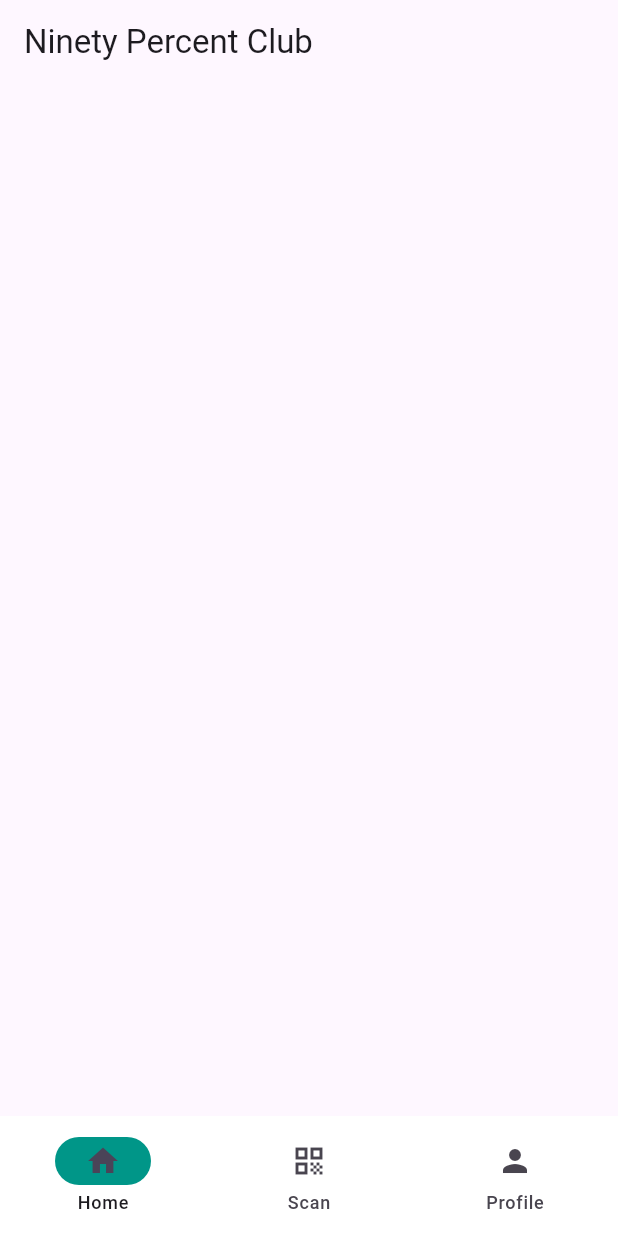
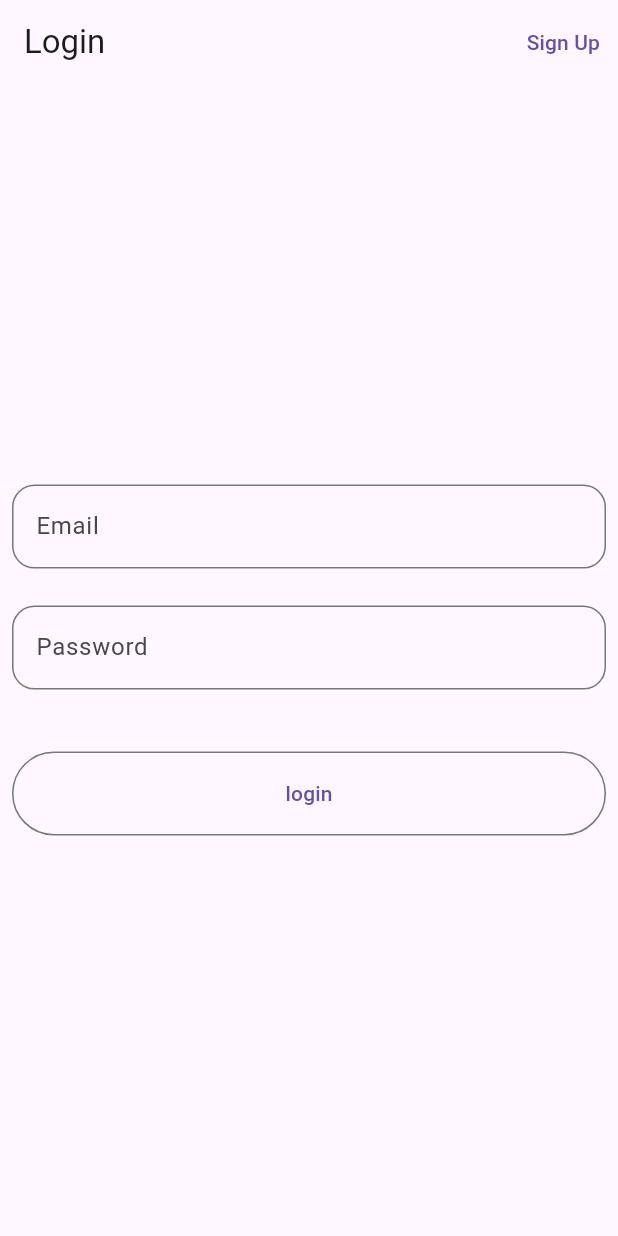
Before and after one commit to Mobilon-Mobile-Technologies/Snap-N-Score, a Flutter app: the screen it shows after launch, on a phone screen of 412 x 824 dp. Run offline on Flutter 3.47's test engine with Material 3 defaults, Android fonts, the phone set to English and light mode, and no system bars; our stand-ins replace supabase_flutter; missing offline and left inert: qr_code_scanner; accounts and stored records are empty.

Commit message:
login functionality and profile page

```diff
--- /dev/null
+++ b/lib/authentication/login.dart
@@ -0,0 +1,104 @@
+import 'package:flutter/material.dart';
+import 'package:qr_scanner/authentication/signup.dart';
+import 'package:qr_scanner/bottomNav.dart';
+import 'package:supabase_flutter/supabase_flutter.dart';
+
+class LoginPage extends StatefulWidget {
+  const LoginPage({super.key});
+
+  @override
+  State<LoginPage> createState() => _LoginPageState();
+}
+
+class _LoginPageState extends State<LoginPage> {
+  final supabase = Supabase.instance.client;
+  final _formkey = GlobalKey<FormState>();
+  final _EmailController = TextEditingController();
+  final _PasswordController = TextEditingController();
+  @override
+  Widget build(BuildContext context) {
+    final height = MediaQuery.of(context).size.height;
+    return Scaffold(
+      appBar: AppBar(
+        title: Text("Login"),
+        actions: [
+          TextButton(
+              onPressed: () {
+                Navigator.push(context,
+                    MaterialPageRoute(builder: (context) => SignupPage()));
+              },
+              child: Text("Sign Up"))
+        ],
+      ),
+      body: Padding(
+        padding: const EdgeInsets.all(8.0),
+        child: Column(
+          mainAxisAlignment: MainAxisAlignment.center,
+          children: [
+            Form(
+              key: _formkey,
+              child: Column(
+                children: [
+                  TextFormField(
+                    controller: _EmailController,
+                    decoration: InputDecoration(
+                        border: OutlineInputBorder(
+                            borderRadius: BorderRadius.circular(15)),
+                        hintText: "Email"),
+                    validator: (value) {
+                      if (value!.isEmpty) {
+                        return "Enter Email";
+                      }
+                      return null;
+                    },
+                  ),
+                  SizedBox(
+                    height: height * 0.03,
+                  ),
+                  TextFormField(
+                    controller: _PasswordController,
+                    decoration: InputDecoration(
+                        border: OutlineInputBorder(
+                            borderRadius: BorderRadius.circular(15)),
+                        hintText: "Password"),
+                    validator: (value) {
+                      if (value!.isEmpty) {
+                        return "Enter password";
+                      }
+                      return null;
+                    },
+                  ),
+                ],
+              ),
+            ),
+            SizedBox(
+              height: height * 0.05,
+            ),
+            OutlinedButton(
+              onPressed: () async {
+                if(_formkey.currentState!.validate()){
+                  final sm = ScaffoldMessenger.of(context);
+                  await supabase.auth
+                      .signInWithPassword(
+                          password: _PasswordController.text,
+                          email: _EmailController.text)
+                      .then((value) {
+                    Navigator.pushReplacement(context,
+                        MaterialPageRoute(builder: ((context) => BottomNavBar())));
+                  }).onError((error, stackTrace) {
+                    sm.showSnackBar(SnackBar(content: Text("$error")));
+                  });
+                }
+              },
+              child: Text("login"),
+              style: ButtonStyle(
+                  fixedSize: MaterialStatePropertyAll<Size>(
+                      Size(height * 0.5, height * 0.068)),
+                  overlayColor: MaterialStatePropertyAll(Colors.greenAccent)),
+            ),
+          ],
+        ),
+      ),
+    );
+  }
+}
--- a/lib/main.dart
+++ b/lib/main.dart
@@ -1,4 +1,5 @@
 import 'package:flutter/material.dart';
+import 'package:qr_scanner/authentication/login.dart';
 import 'package:qr_scanner/bottomNav.dart';
 import 'package:supabase_flutter/supabase_flutter.dart';
 
@@ -14,15 +15,38 @@ void main() async{
   runApp(const MyApp());
 }
 
-class MyApp extends StatelessWidget {
+  final supabase=Supabase.instance.client;
+
+class MyApp extends StatefulWidget {
   const MyApp({super.key});
 
+  @override
+  State<MyApp> createState() => _MyAppState();
+}
+
+class _MyAppState extends State<MyApp> {
+  Widget _currentScreen=LoginPage();
+
+  @override
+  void initState() {
+    super.initState();
+    _redirectUser();
+  }
+
+  void _redirectUser() {
+    final user = supabase.auth.currentSession;
+    if (user != null) {
+      setState(() {
+        _currentScreen=BottomNavBar();
+      });
+    }
+  }
   @override
   Widget build(BuildContext context) {
     return MaterialApp(
       debugShowCheckedModeBanner: false,
       theme: ThemeData(useMaterial3: true),
-      home: const BottomNavBar()
+      home: _currentScreen
     );
   }
 }
--- a/pubspec.yaml
+++ b/pubspec.yaml
@@ -62,8 +62,8 @@ flutter:
   uses-material-design: true
 
   # To add assets to your application, add an assets section, like this:
-  # assets:
-  #   - images/a_dot_burr.jpeg
+  assets:
+    - assets/person_vector.jpg
   #   - images/a_dot_ham.jpeg
 
   # An image asset can refer to one or more resolution-specific "variants", see
```
Also changed, not shown: lib/authentication/signup.dart (added, +183 -0 lines), lib/screens/profile.dart (+89 -4 lines), assets/person_vector.jpg (added).
